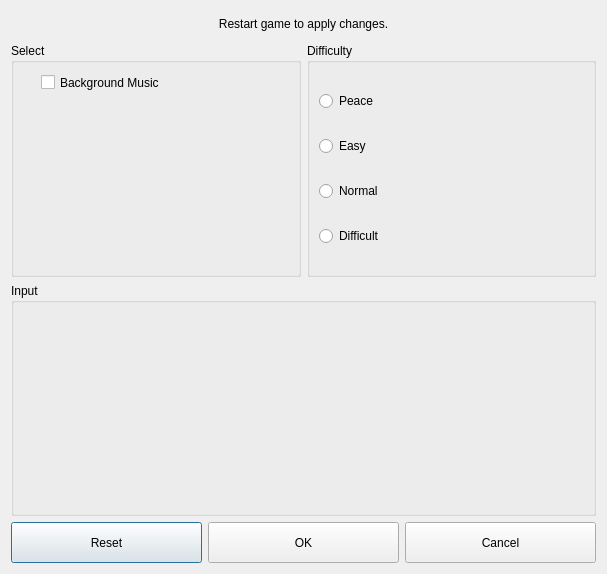
Qt form setting.ui (songquanpeng/minecraft-2d) before a commit.
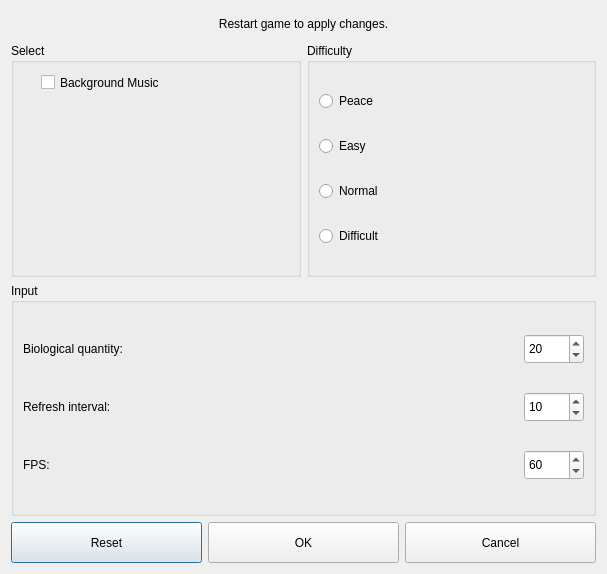
The same form after that commit. Icons and pictures are not drawn.

Commit message: add setting options

```diff
--- a/setting.ui
+++ b/setting.ui
@@ -155,6 +155,149 @@
        <property name="title">
         <string>Input</string>
        </property>
+       <layout class="QGridLayout" name="gridLayout_2">
+        <item row="0" column="0">
+         <widget class="QLabel" name="label_2">
+          <property name="text">
+           <string>Biological quantity:</string>
+          </property>
+         </widget>
+        </item>
+        <item row="0" column="1">
+         <spacer name="horizontalSpacer">
+          <property name="orientation">
+           <enum>Qt::Horizontal</enum>
+          </property>
+          <property name="sizeHint" stdset="0">
+           <size>
+            <width>364</width>
+            <height>20</height>
+           </size>
+          </property>
+         </spacer>
+        </item>
+        <item row="0" column="2">
+         <widget class="QSpinBox" name="numberSpinBox">
+          <property name="minimumSize">
+           <size>
+            <width>60</width>
+            <height>30</height>
+           </size>
+          </property>
+          <property name="maximumSize">
+           <size>
+            <width>60</width>
+            <height>30</height>
+           </size>
+          </property>
+          <property name="maximum">
+           <number>70</number>
+          </property>
+          <property name="singleStep">
+           <number>10</number>
+          </property>
+          <property name="value">
+           <number>20</number>
+          </property>
+         </widget>
+        </item>
+        <item row="1" column="0">
+         <widget class="QLabel" name="label_3">
+          <property name="text">
+           <string>Refresh interval:</string>
+          </property>
+         </widget>
+        </item>
+        <item row="1" column="1">
+         <spacer name="horizontalSpacer_2">
+          <property name="orientation">
+           <enum>Qt::Horizontal</enum>
+          </property>
+          <property name="sizeHint" stdset="0">
+           <size>
+            <width>364</width>
+            <height>20</height>
+           </size>
+          </property>
+         </spacer>
+        </item>
+        <item row="1" column="2">
+         <widget class="QSpinBox" name="intervalSpinBox">
+          <property name="minimumSize">
+           <size>
+            <width>60</width>
+            <height>30</height>
+           </size>
+          </property>
+          <property name="maximumSize">
+           <size>
+            <width>60</width>
+            <height>30</height>
+           </size>
+          </property>
+          <property name="minimum">
+           <number>1</number>
+          </property>
+          <property name="maximum">
+           <number>60</number>
+          </property>
+          <property name="singleStep">
+           <number>1</number>
+          </property>
+          <property name="value">
+           <number>10</number>
+          </property>
+         </widget>
+        </item>
+        <item row="2" column="0">
+         <widget class="QLabel" name="label_4">
+          <property name="text">
+           <string>FPS:</string>
+          </property>
+         </widget>
+        </item>
+        <item row="2" column="1">
+         <spacer name="horizontalSpacer_3">
+          <property name="orientation">
+           <enum>Qt::Horizontal</enum>
+          </property>
+          <property name="sizeHint" stdset="0">
+           <size>
+            <width>364</width>
+            <height>20</height>
+           </size>
+          </property>
+         </spacer>
+        </item>
+        <item row="2" column="2">
+         <widget class="QSpinBox" name="fpsSpinBox">
+          <property name="minimumSize">
+           <size>
+            <width>60</width>
+            <height>30</height>
+           </size>
+          </property>
+          <property name="maximumSize">
+           <size>
+            <width>60</width>
+            <height>30</height>
+           </size>
+          </property>
+          <property name="minimum">
+           <number>10</number>
+          </property>
+          <property name="maximum">
+           <number>100</number>
+          </property>
+          <property name="singleStep">
+           <number>10</number>
+          </property>
+          <property name="value">
+           <number>60</number>
+          </property>
+         </widget>
+        </item>
+       </layout>
       </widget>
      </item>
     </layout>
```
Left out of the diff: 4 changed lines with no effect on the pictures. The commit also changes 4 other files.
